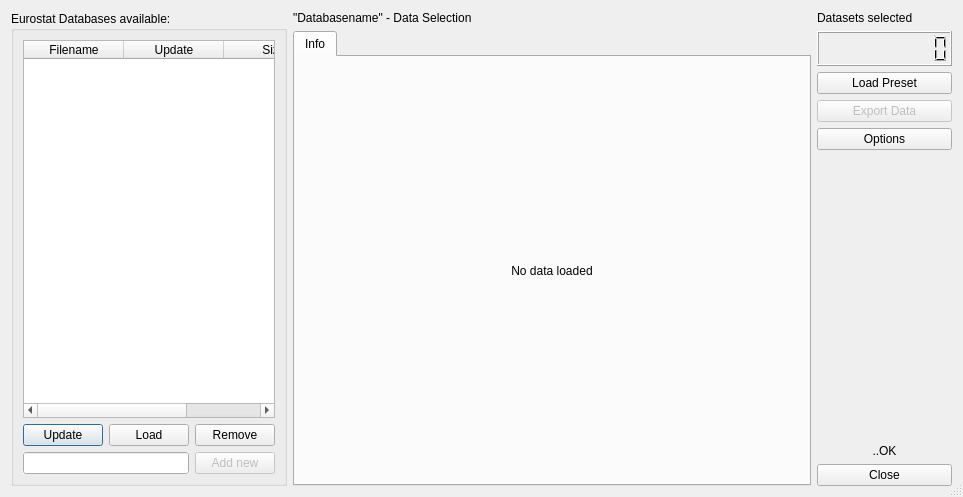
Qt form app/gui/base.ui (petres/eurostat) before a commit.
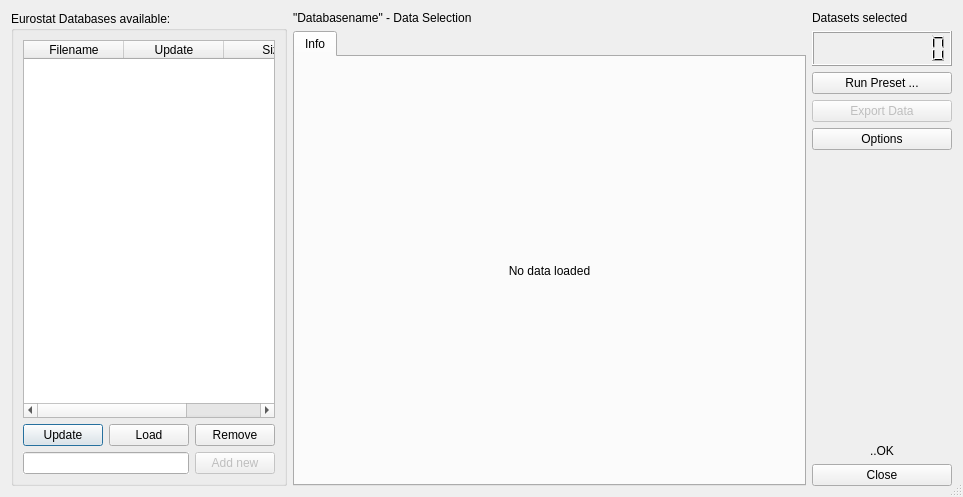
The same form after that commit.

Commit message: preset support

```diff
--- a/app/gui/base.ui
+++ b/app/gui/base.ui
@@ -199,9 +199,15 @@
         </widget>
        </item>
        <item>
-        <widget class="QPushButton" name="loadPresetButton">
+        <widget class="QPushButton" name="presetButton">
+         <property name="minimumSize">
+          <size>
+           <width>135</width>
+           <height>0</height>
+          </size>
+         </property>
          <property name="text">
-          <string>Load Preset</string>
+          <string>Run Preset ...</string>
          </property>
         </widget>
        </item>
@@ -261,7 +267,7 @@
          </property>
          <property name="minimumSize">
           <size>
-           <width>135</width>
+           <width>140</width>
            <height>0</height>
           </size>
          </property>
```
The commit also changes 6 other files.
